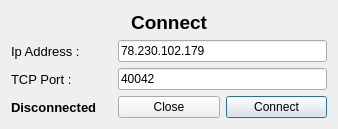
This is Client/ClientV2/NewBabelClient/ConnectWindow.ui in AGuismo/V-and-Co-Babel as Qt 5 draws it before an edit. The edited form follows.
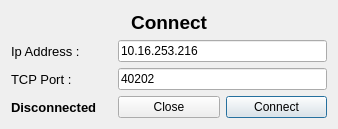
This is the edited form.

Diff of the .ui file:
```diff
--- a/Client/ClientV2/NewBabelClient/ConnectWindow.ui
+++ b/Client/ClientV2/NewBabelClient/ConnectWindow.ui
@@ -17,7 +17,7 @@
    <item row="2" column="1" colspan="2">
     <widget class="QLineEdit" name="portTcpLineEdit">
      <property name="text">
-      <string>40042</string>
+      <string>40202</string>
      </property>
      <property name="maxLength">
       <number>5</number>
@@ -46,7 +46,7 @@
    <item row="1" column="1" colspan="2">
     <widget class="QLineEdit" name="ipLineEdit">
      <property name="text">
-      <string>78.230.102.179</string>
+      <string>10.16.253.216</string>
      </property>
      <property name="maxLength">
       <number>15</number>
```
Left out of the diff: 24 changed lines with no effect on the pictures.
